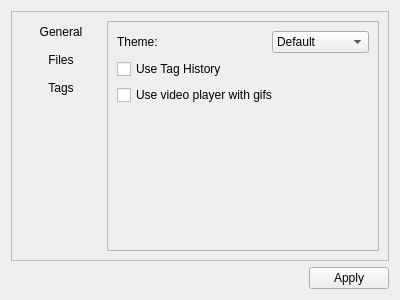
The window that configtab.ui (saelz/Pyros-qt) describes before a commit, drawn with Qt 5.
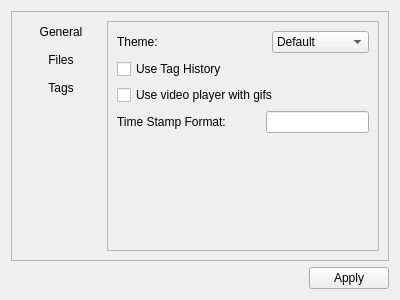
The same window after the commit. The open tabs and pages were chosen to show the change.

Commit message: adds option to set timestamp format

Diff of the .ui file:
```diff
--- a/configtab.ui
+++ b/configtab.ui
@@ -174,6 +174,33 @@
               </property>
              </widget>
             </item>
+            <item>
+             <layout class="QHBoxLayout" name="horizontalLayout_3">
+              <item>
+               <widget class="QLabel" name="label_4">
+                <property name="text">
+                 <string>Time Stamp Format:</string>
+                </property>
+               </widget>
+              </item>
+              <item>
+               <spacer name="horizontalSpacer_5">
+                <property name="orientation">
+                 <enum>Qt::Horizontal</enum>
+                </property>
+                <property name="sizeHint" stdset="0">
+                 <size>
+                  <width>40</width>
+                  <height>20</height>
+                 </size>
+                </property>
+               </spacer>
+              </item>
+              <item>
+               <widget class="QLineEdit" name="timestamp_format"/>
+              </item>
+             </layout>
+            </item>
             <item>
              <spacer name="verticalSpacer_4">
               <property name="orientation">
@@ -181,8 +208,8 @@
               </property>
               <property name="sizeHint" stdset="0">
                <size>
-                <width>20</width>
-                <height>40</height>
+                <width>17</width>
+                <height>88</height>
                </size>
               </property>
              </spacer>
```
Left out of the diff: 2 changed lines with no effect on the pictures. The commit also changes 2 other files.
